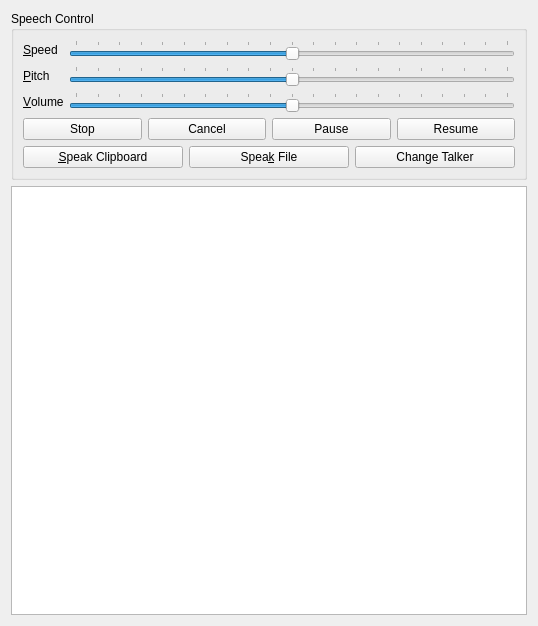
First picture: the form in kttsjobmgr/kttsjobmgr.ui, repository KDE/jovie, before the edit.
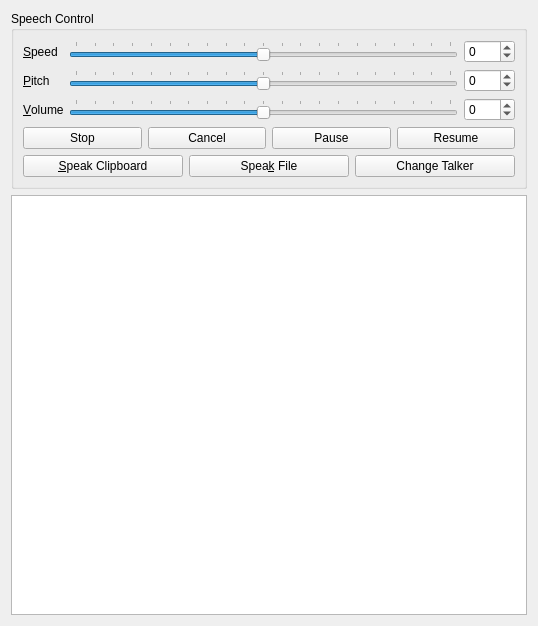
Second picture: the form after the edit. Custom widgets are drawn as their Qt base class.

Commit message: add spinboxes next to sliders, so values are visible

```diff
--- a/kttsjobmgr/kttsjobmgr.ui
+++ b/kttsjobmgr/kttsjobmgr.ui
@@ -116,7 +116,7 @@
         </property>
        </widget>
       </item>
-      <item row="3" column="0" colspan="2">
+      <item row="3" column="0" colspan="3">
        <layout class="QHBoxLayout" name="horizontalLayout_4">
         <item>
          <widget class="KPushButton" name="stopButton">
@@ -169,7 +169,7 @@
         </item>
        </layout>
       </item>
-      <item row="4" column="0" colspan="2">
+      <item row="4" column="0" colspan="3">
        <layout class="QHBoxLayout" name="horizontalLayout_3">
         <item>
          <widget class="KPushButton" name="speak_clipboard">
@@ -203,6 +203,36 @@
         </item>
        </layout>
       </item>
+      <item row="0" column="2">
+       <widget class="KIntSpinBox" name="speedSpinbox">
+        <property name="minimum">
+         <number>-100</number>
+        </property>
+        <property name="maximum">
+         <number>100</number>
+        </property>
+       </widget>
+      </item>
+      <item row="1" column="2">
+       <widget class="KIntSpinBox" name="pitchSpinbox">
+        <property name="minimum">
+         <number>-100</number>
+        </property>
+        <property name="maximum">
+         <number>100</number>
+        </property>
+       </widget>
+      </item>
+      <item row="2" column="2">
+       <widget class="KIntSpinBox" name="volumeSpinbox">
+        <property name="minimum">
+         <number>-100</number>
+        </property>
+        <property name="maximum">
+         <number>100</number>
+        </property>
+       </widget>
+      </item>
      </layout>
     </widget>
    </item>
@@ -234,6 +264,11 @@
   </layout>
  </widget>
  <customwidgets>
+  <customwidget>
+   <class>KIntSpinBox</class>
+   <extends>QSpinBox</extends>
+   <header>knuminput.h</header>
+  </customwidget>
   <customwidget>
    <class>KPushButton</class>
    <extends>QPushButton</extends>
```
Left out of the diff: 99 changed lines with no effect on the pictures.
